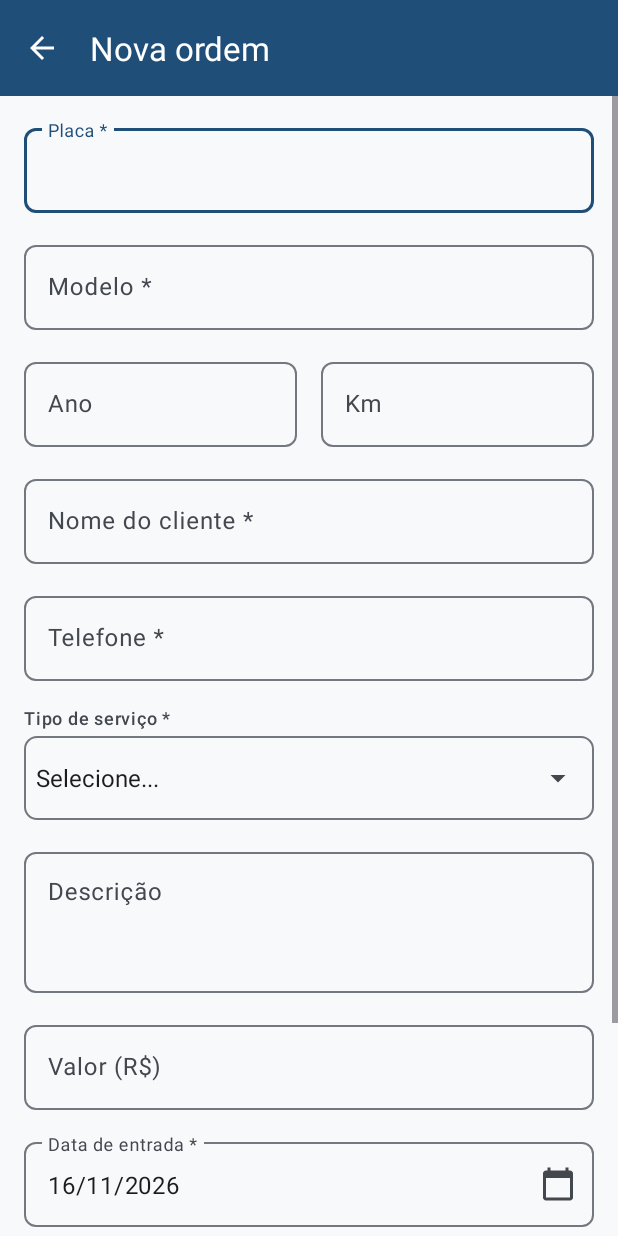
After one commit to JfmBR/App_Aura, an Android app: the CreateOrderActivity screen opened directly, with no data from a screen before it, on a phone screen of 412 x 824 dp. The commit adds this screen. Run offline under Robolectric (Android 15) with nearby library versions, the phone set to English and light mode, and no system bars; 1 statement that could not run was skipped.

Commit message:
feat: adiciona tela de cadastro de ordem de serviço

```diff
--- a/app/src/main/AndroidManifest.xml
+++ b/app/src/main/AndroidManifest.xml
@@ -21,6 +21,10 @@
                 <category android:name="android.intent.category.LAUNCHER" />
             </intent-filter>
         </activity>
+        <activity
+            android:name=".ui.CreateOrderActivity"
+            android:exported="false"
+            android:windowSoftInputMode="adjustResize" />
     </application>
 
 </manifest>
--- /dev/null
+++ b/app/src/main/java/br/edu/fasipe/oficina/ui/CreateOrderActivity.java
@@ -0,0 +1,65 @@
+package br.edu.fasipe.oficina.ui;
+
+import android.os.Bundle;
+import android.widget.Toast;
+
+import androidx.appcompat.app.AppCompatActivity;
+import androidx.core.graphics.Insets;
+import androidx.core.view.ViewCompat;
+import androidx.core.view.WindowCompat;
+import androidx.core.view.WindowInsetsCompat;
+
+import com.google.android.material.appbar.MaterialToolbar;
+
+import br.edu.fasipe.oficina.R;
+import br.edu.fasipe.oficina.data.ServiceOrderDao;
+import br.edu.fasipe.oficina.model.ServiceOrder;
+
+/**
+ * Cadastro de uma nova OS (fluxo 2 do PRODUCT.md).
+ */
+public class CreateOrderActivity extends AppCompatActivity {
+
+    private ServiceOrderForm form;
+    private ServiceOrderDao dao;
+
+    @Override
+    protected void onCreate(Bundle savedInstanceState) {
+        super.onCreate(savedInstanceState);
+        WindowCompat.enableEdgeToEdge(getWindow());
+        setContentView(R.layout.activity_create_order);
+        ViewCompat.setOnApplyWindowInsetsListener(findViewById(R.id.main), (v, insets) -> {
+            Insets bars = insets.getInsets(WindowInsetsCompat.Type.systemBars());
+            // Inclui o teclado no espaço de baixo para o botão Salvar continuar alcançável
+            Insets barsAndKeyboard = insets.getInsets(
+                    WindowInsetsCompat.Type.systemBars() | WindowInsetsCompat.Type.ime());
+            v.setPadding(bars.left, bars.top, bars.right, barsAndKeyboard.bottom);
+            return insets;
+        });
+
+        MaterialToolbar toolbar = findViewById(R.id.toolbar);
+        // Voltar sai sem gravar (critério de aceite 9)
+        toolbar.setNavigationOnClickListener(v -> finish());
+
+        form = new ServiceOrderForm(this);
+        dao = new ServiceOrderDao(this);
+        if (savedInstanceState == null) {
+            form.setEntryDate(ServiceOrderForm.today());
+        }
+
+        findViewById(R.id.buttonSave).setOnClickListener(v -> save());
+    }
+
+    private void save() {
+        ServiceOrder order = form.readOrder();
+        if (!form.validateAndShowErrors(order)) {
+            return;
+        }
+        if (dao.insert(order) == -1) {
+            Toast.makeText(this, R.string.toast_save_error, Toast.LENGTH_SHORT).show();
+            return;
+        }
+        Toast.makeText(this, R.string.toast_order_saved, Toast.LENGTH_SHORT).show();
+        finish();
+    }
+}
--- a/app/src/main/java/br/edu/fasipe/oficina/ui/MainActivity.java
+++ b/app/src/main/java/br/edu/fasipe/oficina/ui/MainActivity.java
@@ -1,5 +1,6 @@
 package br.edu.fasipe.oficina.ui;
 
+import android.content.Intent;
 import android.os.Bundle;
 
 import br.edu.fasipe.oficina.R;
@@ -22,5 +23,9 @@ public class MainActivity extends AppCompatActivity {
             v.setPadding(systemBars.left, systemBars.top, systemBars.right, systemBars.bottom);
             return insets;
         });
+
+        // Botão "+" abre o cadastro (fluxo 2)
+        findViewById(R.id.fabNewOrder).setOnClickListener(
+                v -> startActivity(new Intent(this, CreateOrderActivity.class)));
     }
 }
--- /dev/null
+++ b/app/src/main/res/drawable/bg_field_outline.xml
@@ -0,0 +1,6 @@
+<?xml version="1.0" encoding="utf-8"?>
+<!-- Contorno do Spinner, igual ao dos campos de texto -->
+<shape xmlns:android="http://schemas.android.com/apk/res/android" android:shape="rectangle">
+    <stroke android:width="1dp" android:color="@color/color_outline" />
+    <corners android:radius="8dp" />
+</shape>
--- /dev/null
+++ b/app/src/main/res/drawable/ic_calendar.xml
@@ -0,0 +1,10 @@
+<vector xmlns:android="http://schemas.android.com/apk/res/android"
+    android:width="24dp"
+    android:height="24dp"
+    android:viewportWidth="24"
+    android:viewportHeight="24"
+    android:tint="?attr/colorControlNormal">
+  <path
+      android:fillColor="@android:color/white"
+      android:pathData="M20,3h-1L19,1h-2v2L7,3L7,1L5,1v2L4,3c-1.1,0 -2,0.9 -2,2v16c0,1.1 0.9,2 2,2h16c1.1,0 2,-0.9 2,-2L22,5c0,-1.1 -0.9,-2 -2,-2zM20,21L4,21L4,8h16v13z"/>
+</vector>
--- /dev/null
+++ b/app/src/main/res/layout/activity_create_order.xml
@@ -0,0 +1,46 @@
+<?xml version="1.0" encoding="utf-8"?>
+<LinearLayout xmlns:android="http://schemas.android.com/apk/res/android"
+    xmlns:app="http://schemas.android.com/apk/res-auto"
+    xmlns:tools="http://schemas.android.com/tools"
+    android:id="@+id/main"
+    android:layout_width="match_parent"
+    android:layout_height="match_parent"
+    android:orientation="vertical"
+    tools:context=".ui.CreateOrderActivity">
+
+    <com.google.android.material.appbar.MaterialToolbar
+        android:id="@+id/toolbar"
+        android:layout_width="match_parent"
+        android:layout_height="?attr/actionBarSize"
+        android:background="?attr/colorPrimary"
+        app:navigationContentDescription="@string/action_back"
+        app:navigationIcon="?attr/homeAsUpIndicator"
+        app:navigationIconTint="?attr/colorOnPrimary"
+        app:title="@string/title_new_order"
+        app:titleTextColor="?attr/colorOnPrimary" />
+
+    <ScrollView
+        android:layout_width="match_parent"
+        android:layout_height="0dp"
+        android:layout_weight="1"
+        android:fillViewport="true">
+
+        <LinearLayout
+            android:layout_width="match_parent"
+            android:layout_height="wrap_content"
+            android:orientation="vertical"
+            android:padding="@dimen/space_l"
+            android:paddingBottom="@dimen/space_xxl">
+
+            <include layout="@layout/form_service_order" />
+
+            <com.google.android.material.button.MaterialButton
+                android:id="@+id/buttonSave"
+                android:layout_width="match_parent"
+                android:layout_height="wrap_content"
+                android:layout_marginTop="@dimen/space_xl"
+                android:minHeight="@dimen/touch_min"
+                android:text="@string/button_save" />
+        </LinearLayout>
+    </ScrollView>
+</LinearLayout>
--- /dev/null
+++ b/app/src/main/res/layout/form_service_order.xml
@@ -0,0 +1,203 @@
+<?xml version="1.0" encoding="utf-8"?>
+<!-- Campos da OS, na ordem de PRODUCT.md. Incluído pelo cadastro e pela edição. -->
+<LinearLayout xmlns:android="http://schemas.android.com/apk/res/android"
+    xmlns:app="http://schemas.android.com/apk/res-auto"
+    android:layout_width="match_parent"
+    android:layout_height="wrap_content"
+    android:orientation="vertical">
+
+    <com.google.android.material.textfield.TextInputLayout
+        android:id="@+id/layoutPlate"
+        android:layout_width="match_parent"
+        android:layout_height="wrap_content"
+        android:layout_marginBottom="@dimen/space_l"
+        android:hint="@string/hint_plate">
+
+        <com.google.android.material.textfield.TextInputEditText
+            android:id="@+id/editPlate"
+            android:layout_width="match_parent"
+            android:layout_height="wrap_content"
+            android:inputType="textCapCharacters"
+            android:maxLength="10" />
+    </com.google.android.material.textfield.TextInputLayout>
+
+    <com.google.android.material.textfield.TextInputLayout
+        android:id="@+id/layoutVehicleModel"
+        android:layout_width="match_parent"
+        android:layout_height="wrap_content"
+        android:layout_marginBottom="@dimen/space_l"
+        android:hint="@string/hint_vehicle_model">
+
+        <com.google.android.material.textfield.TextInputEditText
+            android:id="@+id/editVehicleModel"
+            android:layout_width="match_parent"
+            android:layout_height="wrap_content"
+            android:inputType="textCapWords" />
+    </com.google.android.material.textfield.TextInputLayout>
+
+    <!-- Ano e Km lado a lado -->
+    <LinearLayout
+        android:layout_width="match_parent"
+        android:layout_height="wrap_content"
+        android:layout_marginBottom="@dimen/space_l"
+        android:baselineAligned="false"
+        android:orientation="horizontal">
+
+        <com.google.android.material.textfield.TextInputLayout
+            android:id="@+id/layoutVehicleYear"
+            android:layout_width="0dp"
+            android:layout_height="wrap_content"
+            android:layout_marginEnd="@dimen/space_s"
+            android:layout_weight="1"
+            android:hint="@string/hint_vehicle_year">
+
+            <!-- maxLength evita número grande demais para int -->
+            <com.google.android.material.textfield.TextInputEditText
+                android:id="@+id/editVehicleYear"
+                android:layout_width="match_parent"
+                android:layout_height="wrap_content"
+                android:inputType="number"
+                android:maxLength="4" />
+        </com.google.android.material.textfield.TextInputLayout>
+
+        <com.google.android.material.textfield.TextInputLayout
+            android:id="@+id/layoutMileage"
+            android:layout_width="0dp"
+            android:layout_height="wrap_content"
+            android:layout_marginStart="@dimen/space_s"
+            android:layout_weight="1"
+            android:hint="@string/hint_mileage">
+
+            <com.google.android.material.textfield.TextInputEditText
+                android:id="@+id/editMileage"
+                android:layout_width="match_parent"
+                android:layout_height="wrap_content"
+                android:inputType="number"
+                android:maxLength="9" />
+        </com.google.android.material.textfield.TextInputLayout>
+    </LinearLayout>
+
+    <com.google.android.material.textfield.TextInputLayout
+        android:id="@+id/layoutCustomerName"
+        android:layout_width="match_parent"
+        android:layout_height="wrap_content"
+        android:layout_marginBottom="@dimen/space_l"
+        android:hint="@string/hint_customer_name">
+
+        <com.google.android.material.textfield.TextInputEditText
+            android:id="@+id/editCustomerName"
+            android:layout_width="match_parent"
+            android:layout_height="wrap_content"
+            android:inputType="textPersonName|textCapWords" />
+    </com.google.android.material.textfield.TextInputLayout>
+
+    <com.google.android.material.textfield.TextInputLayout
+        android:id="@+id/layoutCustomerPhone"
+        android:layout_width="match_parent"
+        android:layout_height="wrap_content"
+        android:layout_marginBottom="@dimen/space_l"
+        android:hint="@string/hint_customer_phone">
+
+        <com.google.android.material.textfield.TextInputEditText
+            android:id="@+id/editCustomerPhone"
+            android:layout_width="match_parent"
+            android:layout_height="wrap_content"
+            android:inputType="phone"
+            android:maxLength="20" />
+    </com.google.android.material.textfield.TextInputLayout>
+
+    <TextView
+        android:layout_width="wrap_content"
+        android:layout_height="wrap_content"
+        android:labelFor="@+id/spinnerServiceType"
+        android:text="@string/label_service_type"
+        android:textAppearance="?attr/textAppearanceLabelMedium"
+        android:textColor="?attr/colorOnSurfaceVariant" />
+
+    <FrameLayout
+        android:layout_width="match_parent"
+        android:layout_height="@dimen/field_height"
+        android:layout_marginTop="@dimen/space_xs"
+        android:layout_marginBottom="@dimen/space_l"
+        android:background="@drawable/bg_field_outline">
+
+        <Spinner
+            android:id="@+id/spinnerServiceType"
+            android:layout_width="match_parent"
+            android:layout_height="match_parent"
+            android:entries="@array/service_types" />
+    </FrameLayout>
+
+    <com.google.android.material.textfield.TextInputLayout
+        android:id="@+id/layoutDescription"
+        android:layout_width="match_parent"
+        android:layout_height="wrap_content"
+        android:layout_marginBottom="@dimen/space_l"
+        android:hint="@string/hint_description">
+
+        <com.google.android.material.textfield.TextInputEditText
+            android:id="@+id/editDescription"
+            android:layout_width="match_parent"
+            android:layout_height="wrap_content"
+            android:gravity="top"
+            android:inputType="textMultiLine|textCapSentences"
+            android:minLines="3" />
+    </com.google.android.material.textfield.TextInputLayout>
+
+    <com.google.android.material.textfield.TextInputLayout
+        android:id="@+id/layoutPrice"
+        android:layout_width="match_parent"
+        android:layout_height="wrap_content"
+        android:layout_marginBottom="@dimen/space_l"
+        android:hint="@string/hint_price">
+
+        <com.google.android.material.textfield.TextInputEditText
+            android:id="@+id/editPrice"
+            android:layout_width="match_parent"
+            android:layout_height="wrap_content"
+            android:inputType="numberDecimal"
+            android:maxLength="12" />
+    </com.google.android.material.textfield.TextInputLayout>
+
+    <!-- Data não é digitada: o toque abre o DatePickerDialog -->
+    <com.google.android.material.textfield.TextInputLayout
+        android:id="@+id/layoutEntryDate"
+        android:layout_width="match_parent"
+        android:layout_height="wrap_content"
+        android:layout_marginBottom="@dimen/space_l"
+        android:hint="@string/hint_entry_date"
+        app:endIconContentDescription="@string/action_pick_date"
+        app:endIconDrawable="@drawable/ic_calendar"
+        app:endIconMode="custom">
+
+        <com.google.android.material.textfield.TextInputEditText
+            android:id="@+id/editEntryDate"
+            android:layout_width="match_parent"
+            android:layout_height="wrap_content"
+            android:clickable="true"
+            android:cursorVisible="false"
+            android:focusable="false"
+            android:inputType="none" />
+    </com.google.android.material.textfield.TextInputLayout>
+
+    <TextView
+        android:layout_width="wrap_content"
+        android:layout_height="wrap_content"
+        android:labelFor="@+id/spinnerStatus"
+        android:text="@string/label_status"
+        android:textAppearance="?attr/textAppearanceLabelMedium"
+        android:textColor="?attr/colorOnSurfaceVariant" />
+
+    <FrameLayout
+        android:layout_width="match_parent"
+        android:layout_height="@dimen/field_height"
+        android:layout_marginTop="@dimen/space_xs"
+        android:background="@drawable/bg_field_outline">
+
+        <Spinner
+            android:id="@+id/spinnerStatus"
+            android:layout_width="match_parent"
+            android:layout_height="match_parent"
+            android:entries="@array/order_statuses" />
+    </FrameLayout>
+</LinearLayout>
--- a/app/src/main/res/values-night/themes.xml
+++ /dev/null
@@ -1,7 +0,0 @@
-<resources xmlns:tools="http://schemas.android.com/tools">
-    <!-- Base application theme. -->
-    <style name="Base.Theme.Oficina" parent="Theme.Material3.DayNight.NoActionBar">
-        <!-- Customize your dark theme here. -->
-        <!-- <item name="colorPrimary">@color/my_dark_primary</item> -->
-    </style>
-</resources>
--- a/app/src/main/res/values/colors.xml
+++ b/app/src/main/res/values/colors.xml
@@ -2,4 +2,28 @@
 <resources>
     <color name="black">#FF000000</color>
     <color name="white">#FFFFFFFF</color>
+
+    <!-- Sistema de design da Oficina (docs/design.md) -->
+    <color name="color_primary">#1F4E79</color>
+    <color name="color_primary_container">#D3E4F7</color>
+    <color name="color_on_primary_container">#0B2A45</color>
+    <color name="color_secondary">#B4500A</color>
+    <color name="color_secondary_container">#FFDCC4</color>
+    <color name="color_on_secondary_container">#5C2700</color>
+    <color name="color_error">#BA1A1A</color>
+    <color name="color_surface">#F8F9FB</color>
+    <color name="color_on_surface">#1A1C1E</color>
+    <color name="color_on_surface_variant">#43474E</color>
+    <color name="color_outline">#73777F</color>
+    <color name="color_outline_variant">#C3C7CF</color>
+
+    <!-- Chip de status na lista -->
+    <color name="status_open_bg">#D3E4F7</color>
+    <color name="status_open_text">#0B2A45</color>
+    <color name="status_in_progress_bg">#FFDCC4</color>
+    <color name="status_in_progress_text">#5C2700</color>
+    <color name="status_done_bg">#CDEBD3</color>
+    <color name="status_done_text">#0D3B1C</color>
+    <color name="status_delivered_bg">#E2E2E6</color>
+    <color name="status_delivered_text">#303236</color>
 </resources>
--- /dev/null
+++ b/app/src/main/res/values/dimens.xml
@@ -0,0 +1,11 @@
+<?xml version="1.0" encoding="utf-8"?>
+<resources>
+    <dimen name="space_xs">4dp</dimen>
+    <dimen name="space_s">8dp</dimen>
+    <dimen name="space_m">12dp</dimen>
+    <dimen name="space_l">16dp</dimen>
+    <dimen name="space_xl">24dp</dimen>
+    <dimen name="space_xxl">32dp</dimen>
+    <dimen name="touch_min">48dp</dimen>
+    <dimen name="field_height">56dp</dimen>
+</resources>
--- a/app/src/main/res/values/strings.xml
+++ b/app/src/main/res/values/strings.xml
@@ -1,3 +1,50 @@
 <resources>
     <string name="app_name">Oficina</string>
+
+    <!-- Títulos e ações -->
+    <string name="title_orders">Ordens de serviço</string>
+    <string name="title_new_order">Nova ordem</string>
+    <string name="fab_new_order">Nova ordem</string>
+    <string name="action_back">Voltar</string>
+    <string name="button_save">Salvar</string>
+
+    <!-- Rótulos do formulário (obrigatórios terminam com *) -->
+    <string name="hint_plate">Placa *</string>
+    <string name="hint_vehicle_model">Modelo *</string>
+    <string name="hint_vehicle_year">Ano</string>
+    <string name="hint_mileage">Km</string>
+    <string name="hint_customer_name">Nome do cliente *</string>
+    <string name="hint_customer_phone">Telefone *</string>
+    <string name="label_service_type">Tipo de serviço *</string>
+    <string name="hint_description">Descrição</string>
+    <string name="hint_price">Valor (R$)</string>
+    <string name="hint_entry_date">Data de entrada *</string>
+    <string name="label_status">Status *</string>
+    <string name="action_pick_date">Escolher data</string>
+
+    <!-- Erro de campo que não vem do validador (texto não numérico no Valor) -->
+    <string name="error_price_invalid">Valor inválido</string>
+
+    <!-- Retorno das operações (Toast) -->
+    <string name="toast_order_saved">Ordem salva</string>
+    <string name="toast_save_error">Erro ao salvar ordem</string>
+
+    <!-- 1º item = nenhum selecionado (vira "" na Activity) -->
+    <string-array name="service_types">
+        <item>Selecione...</item>
+        <item>Revisão</item>
+        <item>Troca de óleo</item>
+        <item>Freios</item>
+        <item>Suspensão</item>
+        <item>Elétrica</item>
+        <item>Motor</item>
+        <item>Outro</item>
+    </string-array>
+
+    <string-array name="order_statuses">
+        <item>Aberta</item>
+        <item>Em andamento</item>
+        <item>Concluída</item>
+        <item>Entregue</item>
+    </string-array>
 </resources>
--- a/app/src/main/res/values/themes.xml
+++ b/app/src/main/res/values/themes.xml
@@ -1,9 +1,37 @@
 <resources xmlns:tools="http://schemas.android.com/tools">
-    <!-- Base application theme. -->
-    <style name="Base.Theme.Oficina" parent="Theme.Material3.DayNight.NoActionBar">
-        <!-- Customize your light theme here. -->
-        <!-- <item name="colorPrimary">@color/my_light_primary</item> -->
+    <!-- Tema claro do app (sem values-night: sempre claro). Cores em docs/design.md -->
+    <style name="Base.Theme.Oficina" parent="Theme.Material3.Light.NoActionBar">
+        <item name="colorPrimary">@color/color_primary</item>
+        <item name="colorOnPrimary">@color/white</item>
+        <item name="colorPrimaryContainer">@color/color_primary_container</item>
+        <item name="colorOnPrimaryContainer">@color/color_on_primary_container</item>
+        <item name="colorSecondary">@color/color_secondary</item>
+        <item name="colorOnSecondary">@color/white</item>
+        <item name="colorSecondaryContainer">@color/color_secondary_container</item>
+        <item name="colorOnSecondaryContainer">@color/color_on_secondary_container</item>
+        <item name="colorError">@color/color_error</item>
+        <item name="android:colorBackground">@color/color_surface</item>
+        <item name="colorSurface">@color/color_surface</item>
+        <item name="colorOnSurface">@color/color_on_surface</item>
+        <item name="colorOnSurfaceVariant">@color/color_on_surface_variant</item>
+        <item name="colorOutline">@color/color_outline</item>
+        <item name="colorOutlineVariant">@color/color_outline_variant</item>
+        <item name="textInputStyle">@style/Widget.Oficina.TextInput</item>
     </style>
 
     <style name="Theme.Oficina" parent="Base.Theme.Oficina" />
+
+    <style name="Widget.Oficina.TextInput" parent="Widget.Material3.TextInputLayout.OutlinedBox">
+        <item name="boxCornerRadiusTopStart">8dp</item>
+        <item name="boxCornerRadiusTopEnd">8dp</item>
+        <item name="boxCornerRadiusBottomStart">8dp</item>
+        <item name="boxCornerRadiusBottomEnd">8dp</item>
+    </style>
+
+    <style name="TextAppearance.Oficina.Placa" parent="TextAppearance.Material3.TitleLarge">
+        <item name="android:fontFamily">monospace</item>
+        <item name="android:textStyle">bold</item>
+        <item name="android:textSize">20sp</item>
+        <item name="android:letterSpacing">0.1</item>
+    </style>
 </resources>
```
Also changed, not shown: app/src/main/java/br/edu/fasipe/oficina/ui/ServiceOrderForm.java (added, +221 -0 lines), app/src/main/res/drawable/ic_add.xml (added, +10 -0 lines), app/src/main/res/layout/activity_main.xml (+27 -10 lines), 3 other files.
